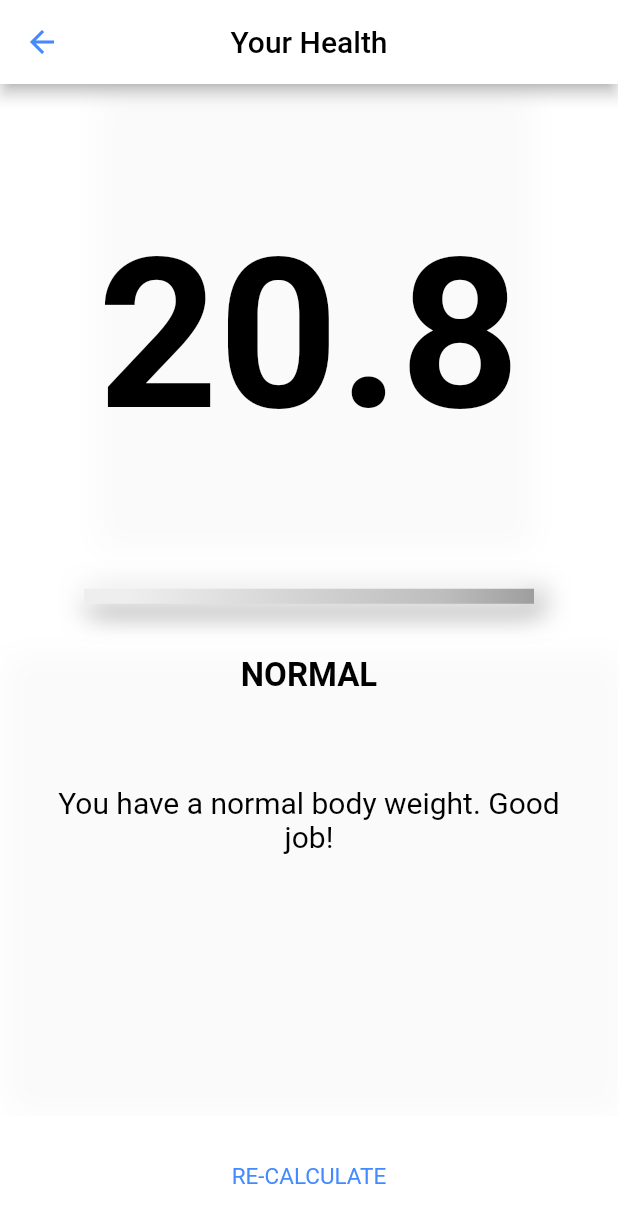
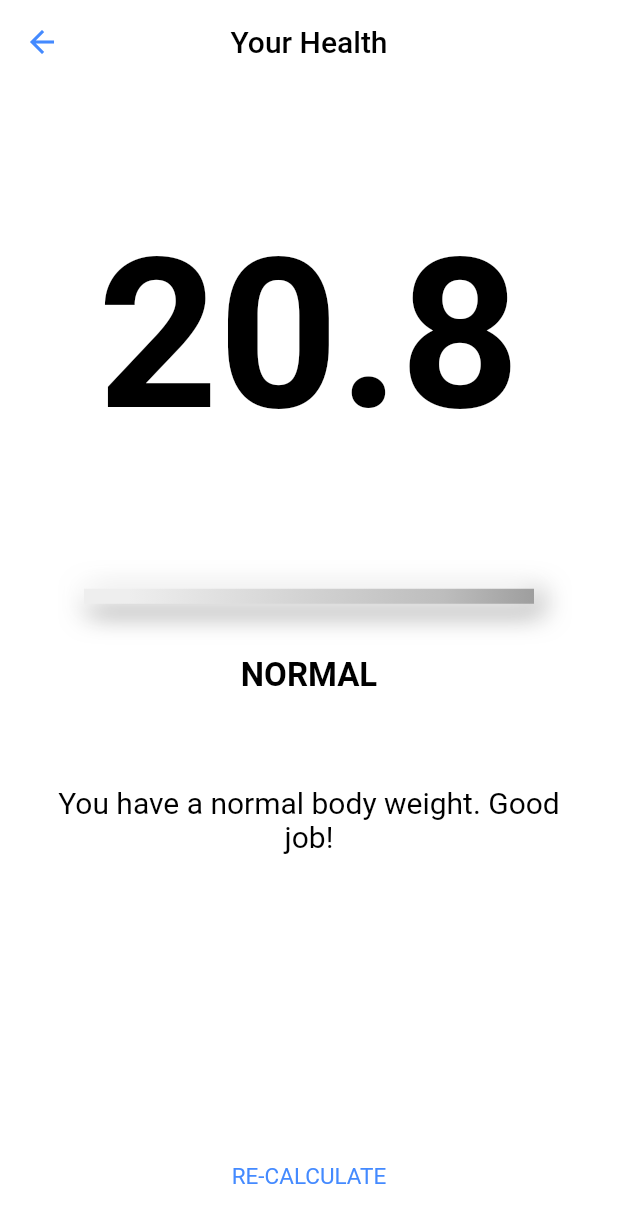
Before and after one commit to gabrieltaiwo/my_bmi_calculator, a Flutter app: the screen it shows after launch, after a tap on "CALCULATE", on a phone screen of 412 x 824 dp. Shown: the top 1223 px of the screen. Run offline on Flutter 3.47's test engine with Material 2 defaults, Android fonts, the phone set to English and light mode, and no system bars; our stand-ins replace font_awesome_flutter; missing offline and left inert: height_slider.

Commit message:
first launch

```diff
--- a/lib/main.dart
+++ b/lib/main.dart
@@ -1,6 +1,7 @@
 import 'package:flutter/material.dart';
 import 'package:flutter/painting.dart';
-import 'input_page.dart';
+import 'screens/input_page.dart';
+//import 'package:provider/provider.dart';
 
 void main() {
   runApp(MyBMICalculator());
--- a/lib/reusable_card.dart
+++ /dev/null
@@ -1,33 +0,0 @@
-import 'package:flutter/material.dart';
-
-class ReusableCard extends StatelessWidget {
-  ReusableCard(
-      {@required this.colour, this.cardChild, this.cardHeight, this.onPress});
-  final Color colour;
-  final Widget cardChild;
-  final double cardHeight;
-  final Function onPress;
-
-  @override
-  Widget build(BuildContext context) {
-    return GestureDetector(
-      onTap: onPress,
-      child: Container(
-        child: cardChild,
-        height: cardHeight,
-        margin: EdgeInsets.all(5.0),
-        decoration: BoxDecoration(
-          color: colour,
-          borderRadius: BorderRadius.circular(10.0),
-          boxShadow: [
-            BoxShadow(
-                color: Colors.grey[50],
-                offset: Offset(4.0, 4.0),
-                blurRadius: 15.0,
-                spreadRadius: 5.0),
-          ],
-        ),
-      ),
-    );
-  }
-}
--- a/lib/input_page.dart
+++ b/lib/screens/input_page.dart
@@ -1,15 +1,14 @@
 import 'package:flutter/material.dart';
 import 'package:font_awesome_flutter/font_awesome_flutter.dart';
 import 'package:height_slider/height_slider.dart';
-import 'package:mybmicalculator/reusable_card.dart';
-import 'package:mybmicalculator/icon_content.dart';
-// import 'package:weight_slider/weight_slider.dart';
+import 'file:///C:/Users/gab/AndroidStudioProjects/my_bmi_calculator/lib/widgets/reusable_card.dart';
+import 'file:///C:/Users/gab/AndroidStudioProjects/my_bmi_calculator/lib/widgets/icon_content.dart';
 import 'package:mybmicalculator/constants.dart';
-import 'results_page.dart';
-import 'round_icon_button.dart';
-import 'bottom_button.dart';
+import '../widgets/round_icon_button.dart';
+import '../widgets/bottom_button.dart';
 import 'stack_result_page.dart';
-import 'calculator_brain.dart';
+import '../logic/calculator_brain.dart';
+import '../constants.dart';
 
 const KlabelTextStyle = TextStyle(fontSize: 13.0, color: Colors.blueAccent);
 
@@ -35,6 +34,7 @@ class _InputPageState extends State<InputPage> {
     return Scaffold(
       backgroundColor: kactiveCardColour,
       appBar: AppBar(
+        elevation: 1,
         centerTitle: true,
         title: Text(
           'myBMI Calculator',
@@ -66,6 +66,7 @@ class _InputPageState extends State<InputPage> {
                                   icon: FontAwesomeIcons.mars,
                                   label: 'MALE',
                                 ),
+                                shadow: kShadow,
                               ),
                             ),
                             Expanded(
@@ -82,6 +83,7 @@ class _InputPageState extends State<InputPage> {
                                   icon: FontAwesomeIcons.venus,
                                   label: 'FEMALE',
                                 ),
+                                shadow: kShadow,
                               ),
                             ),
                           ],
@@ -132,6 +134,7 @@ class _InputPageState extends State<InputPage> {
                               ],
                             ),
                           ),
+                          shadow: kShadow,
                         ),
                       ),
                       Expanded(
@@ -179,6 +182,7 @@ class _InputPageState extends State<InputPage> {
                               ],
                             ),
                           ),
+                          shadow: kShadow,
                         ),
                       ),
                     ],
@@ -190,10 +194,6 @@ class _InputPageState extends State<InputPage> {
                       colour: kactiveCardColour,
                       cardChild: Column(
                         children: <Widget>[
-                          Text(
-                            'HEIGHT',
-                            style: klabelTextStyle,
-                          ),
                           Container(
                             height: 450,
                             width: 250,
@@ -206,8 +206,16 @@ class _InputPageState extends State<InputPage> {
                               },
                             ),
                           ),
+                          SizedBox(
+                            height: 20.0,
+                          ),
+                          Text(
+                            'HEIGHT',
+                            style: klabelTextStyle,
+                          ),
                         ],
                       ),
+                      shadow: kShadow,
                     ),
                   ),
                 ),
--- a/lib/stack_result_page.dart
+++ b/lib/screens/stack_result_page.dart
@@ -1,7 +1,7 @@
 import 'package:flutter/material.dart';
-import 'constants.dart';
-import 'bottom_button.dart';
-import 'reusable_card.dart';
+import '../constants.dart';
+import '../widgets/bottom_button.dart';
+import '../widgets/reusable_card.dart';
 
 class StackResultPage extends StatelessWidget {
   StackResultPage(
@@ -18,6 +18,7 @@ class StackResultPage extends StatelessWidget {
     return Scaffold(
       backgroundColor: kactiveCardColour,
       appBar: AppBar(
+        elevation: 0,
         leading: IconButton(
           icon: Icon(
             Icons.arrow_back,
@@ -59,7 +60,7 @@ class StackResultPage extends StatelessWidget {
               ],
             ),
             decoration: BoxDecoration(
-              color: kactiveCardColour,
+              // color: kactiveCardColour,
               shape: BoxShape.rectangle,
               boxShadow: [
                 BoxShadow(
--- a/lib/bottom_button.dart
+++ b/lib/widgets/bottom_button.dart
@@ -1,8 +1,9 @@
 import 'package:flutter/material.dart';
-import 'constants.dart';
+import '../constants.dart';
+//import 'package:flutter_svg/flutter_svg.dart';
 
 class BottomButton extends StatelessWidget {
-  BottomButton({@required this.onTap, @required this.buttonTitle});
+  BottomButton({@required this.onTap, this.buttonTitle});
 
   final Function onTap;
   final String buttonTitle;
@@ -20,6 +21,7 @@ class BottomButton extends StatelessWidget {
             width: double.infinity,
             height: kbottomContainerHeight,
             child: Center(
+              //child: SvgPicture.asset("images/PacMan.svg"),
               child: Text(
                 buttonTitle,
                 style: kbblabelTextStyle,
--- a/lib/icon_content.dart
+++ b/lib/widgets/icon_content.dart
@@ -1,6 +1,6 @@
 import 'package:flutter/material.dart';
 //import 'constants.dart';
-import 'constants.dart';
+import '../constants.dart';
 
 class IconContent extends StatelessWidget {
   IconContent({@required this.icon, this.label});
--- /dev/null
+++ b/lib/widgets/reusable_card.dart
@@ -0,0 +1,43 @@
+import 'package:flutter/material.dart';
+
+class ReusableCard extends StatelessWidget {
+  ReusableCard({
+    this.colour,
+    this.cardChild,
+    this.cardHeight,
+    this.onPress,
+    this.shadow,
+  });
+  final Color colour;
+  final Widget cardChild;
+  final double cardHeight;
+  final Function onPress;
+  final List<BoxShadow> shadow;
+
+  //final Property shadowColor;
+
+  @override
+  Widget build(BuildContext context) {
+    return GestureDetector(
+      onTap: onPress,
+      child: Container(
+        child: cardChild,
+        height: cardHeight,
+        margin: EdgeInsets.all(5.0),
+        decoration: BoxDecoration(
+            color: colour,
+            borderRadius: BorderRadius.circular(10.0),
+            boxShadow: shadow
+            // ---boxShadow: shadowColor
+            // boxShadow: [
+            //   BoxShadow(
+            //       color: Colors.grey[200],
+            //       offset: Offset(4.0, 4.0),
+            //       blurRadius: 15.0,
+            //       spreadRadius: 5.0),
+            // ],
+            ),
+      ),
+    );
+  }
+}
--- a/pubspec.yaml
+++ b/pubspec.yaml
@@ -13,6 +13,7 @@ dependencies:
 
   cupertino_icons: ^0.1.3
   font_awesome_flutter: ^8.8.1
+  provider: ^4.3.2+2
 
 
 dev_dependencies:
```
Also changed, not shown: lib/constants.dart (+9 -0 lines), lib/results_page.dart (deleted, +0 -81 lines), lib/logic/calculator_brain.dart (renamed from lib/calculator_brain.dart), lib/screens/results_page.dart (added), lib/widgets/round_icon_button.dart (renamed from lib/round_icon_button.dart), pubspec.lock, 19 other files.
